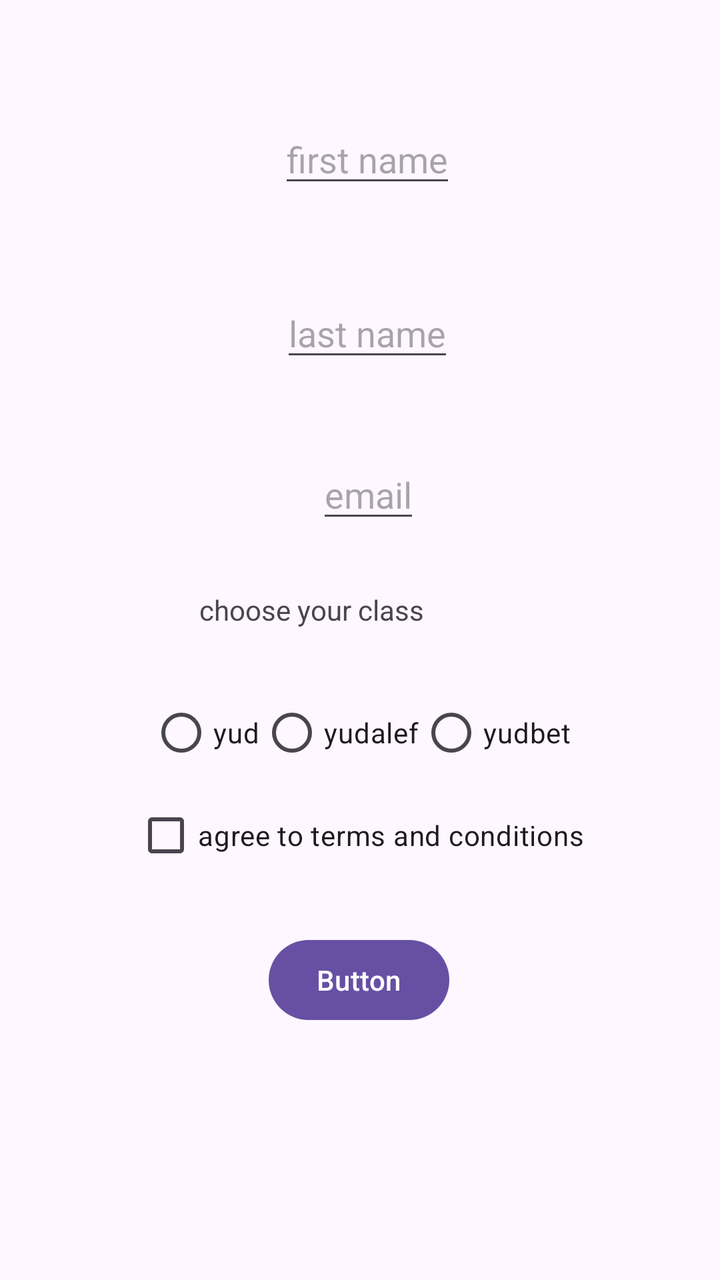
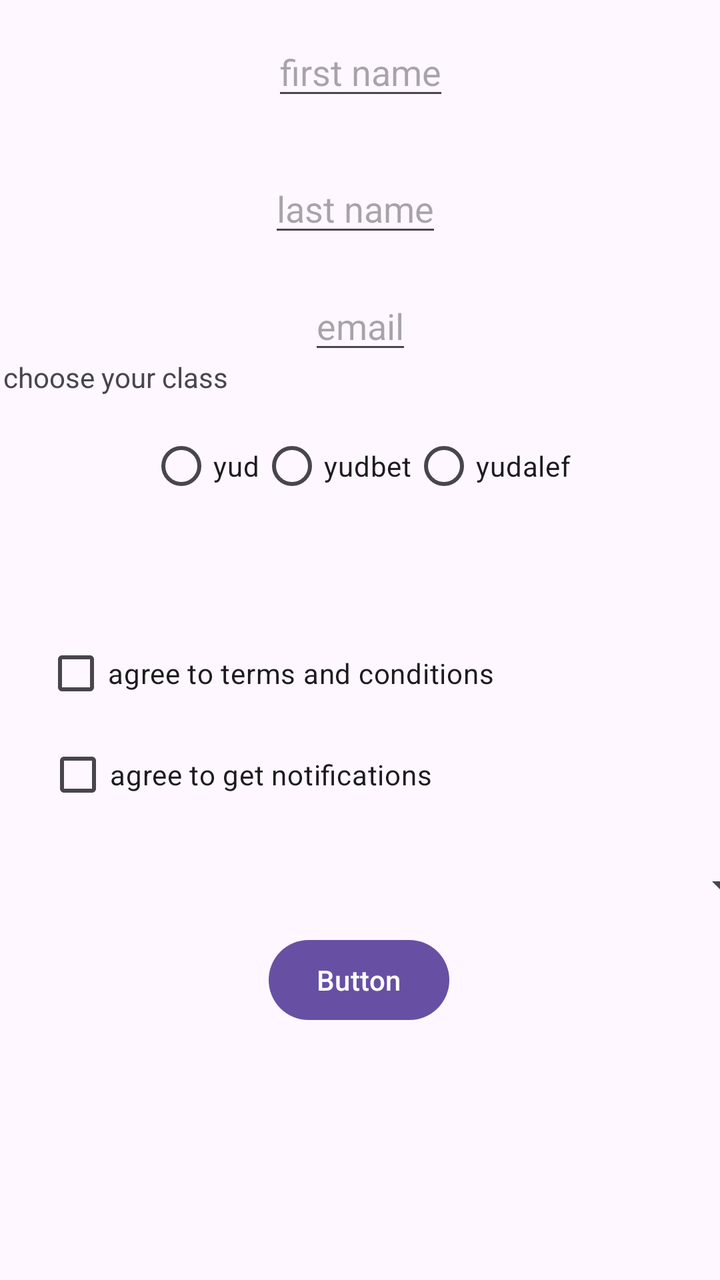

Compare the two renders of this Android layout. The source of the first and the diff that turns it into the second are given below.
<!-- AndroidManifest.xml: application theme Theme.MyApplication -->
<!-- res/layout/activity_main.xml -->
<?xml version="1.0" encoding="utf-8"?>
<androidx.constraintlayout.widget.ConstraintLayout xmlns:android="http://schemas.android.com/apk/res/android"
    xmlns:app="http://schemas.android.com/apk/res-auto"
    xmlns:tools="http://schemas.android.com/tools"
    android:id="@+id/main"
    android:layout_width="match_parent"
    android:layout_height="match_parent"
    tools:context=".MainActivity">

    <TextView
        android:id="@+id/textView"
        android:layout_width="wrap_content"
        android:layout_height="wrap_content"
        android:visibility="gone"
        app:layout_constraintBottom_toBottomOf="parent"
        app:layout_constraintEnd_toEndOf="@+id/button"
        app:layout_constraintHorizontal_bias="0.0"
        app:layout_constraintStart_toStartOf="@+id/button"
        app:layout_constraintTop_toBottomOf="@+id/button"
        app:layout_constraintVertical_bias="0.468" />

    <TextView
        android:id="@+id/textView1"
        android:layout_width="160dp"
        android:layout_height="48dp"
        android:text="choose your class"
        android:visibility="visible"
        app:layout_constraintBottom_toBottomOf="parent"
        app:layout_constraintEnd_toEndOf="parent"
        app:layout_constraintHorizontal_bias="0.498"
        app:layout_constraintStart_toStartOf="parent"
        app:layout_constraintTop_toTopOf="parent"
        app:layout_constraintVertical_bias="0.499" />

    <EditText
        android:id="@+id/edittext1"
        android:layout_width="wrap_content"
        android:layout_height="wrap_content"
        android:hint="first name"
        app:layout_constraintBottom_toBottomOf="parent"
        app:layout_constraintEnd_toEndOf="parent"
        app:layout_constraintHorizontal_bias="0.513"
        app:layout_constraintStart_toStartOf="parent"
        app:layout_constraintTop_toTopOf="parent"
        app:layout_constraintVertical_bias="0.096" />

    <EditText
        android:id="@+id/edittext2"
        android:layout_width="wrap_content"
        android:layout_height="wrap_content"
        android:hint="last name"
        app:layout_constraintBottom_toBottomOf="parent"
        app:layout_constraintEnd_toEndOf="parent"
        app:layout_constraintHorizontal_bias="0.513"
        app:layout_constraintStart_toStartOf="parent"
        app:layout_constraintTop_toTopOf="parent"
        app:layout_constraintVertical_bias="0.241" />

    <EditText
        android:id="@+id/edittext3"
        android:layout_width="wrap_content"
        android:layout_height="wrap_content"
        android:hint="email"
        app:layout_constraintBottom_toBottomOf="parent"
        app:layout_constraintEnd_toEndOf="parent"
        app:layout_constraintHorizontal_bias="0.513"
        app:layout_constraintStart_toStartOf="parent"
        app:layout_constraintTop_toTopOf="parent"
        app:layout_constraintVertical_bias="0.376" />

    <Button
        android:id="@+id/button"
        android:layout_width="wrap_content"
        android:layout_height="wrap_content"
        android:text="Button"
        app:layout_constraintBottom_toBottomOf="parent"
        app:layout_constraintEnd_toEndOf="parent"
        app:layout_constraintHorizontal_bias="0.498"
        app:layout_constraintStart_toStartOf="parent"
        app:layout_constraintTop_toTopOf="parent"
        app:layout_constraintVertical_bias="0.787" />

    <RadioGroup
        android:id="@+id/radioGroup"
        android:layout_width="wrap_content"
        android:layout_height="wrap_content"
        android:orientation="horizontal"
        app:layout_constraintBottom_toTopOf="@+id/button"
        app:layout_constraintEnd_toEndOf="parent"
        app:layout_constraintStart_toStartOf="parent"
        app:layout_constraintTop_toBottomOf="@+id/edittext3">

        <RadioButton
            android:layout_width="wrap_content"
            android:layout_height="wrap_content"
            android:text="@string/yud" />

        <RadioButton
            android:layout_width="wrap_content"
            android:layout_height="wrap_content"
            android:text="@string/yudalef" />

        <RadioButton
            android:layout_width="wrap_content"
            android:layout_height="wrap_content"
            android:text="@string/yudbet" />
    </RadioGroup>

    <CheckBox
        android:id="@+id/checkBox"
        android:layout_width="wrap_content"
        android:layout_height="wrap_content"
        android:text="@string/agree_to_terms"
        app:layout_constraintBottom_toBottomOf="parent"
        app:layout_constraintEnd_toEndOf="parent"
        app:layout_constraintHorizontal_bias="0.497"
        app:layout_constraintStart_toStartOf="parent"
        app:layout_constraintTop_toTopOf="parent"
        app:layout_constraintVertical_bias="0.665" />


</androidx.constraintlayout.widget.ConstraintLayout>
<!-- resources referenced by this layout -->
<resources>
  <string name="agree_to_terms">agree to terms and conditions</string>
  <string name="yud">yud</string>
  <string name="yudalef">yudalef</string>
  <string name="yudbet">yudbet</string>
  <style name="Theme.MyApplication" parent="Base.Theme.MyApplication" />
  <style name="Base.Theme.MyApplication" parent="Theme.Material3.DayNight.NoActionBar">
          
          
      </style>
</resources>

<!-- the commit's change to res/layout/activity_main.xml (unified diff, before → after) -->
@@ -8,29 +8,29 @@
     tools:context=".MainActivity">
 
     <TextView
+        android:id="@+id/textView1"
+        android:layout_width="wrap_content"
+        android:layout_height="wrap_content"
+        android:visibility="invisible"
+        app:layout_constraintBottom_toBottomOf="parent"
+        app:layout_constraintEnd_toEndOf="parent"
+        app:layout_constraintHorizontal_bias="0.201"
+        app:layout_constraintStart_toStartOf="parent"
+        app:layout_constraintTop_toTopOf="parent"
+        app:layout_constraintVertical_bias="0.86" />
+
+    <TextView
         android:id="@+id/textView"
         android:layout_width="wrap_content"
         android:layout_height="wrap_content"
-        android:visibility="gone"
-        app:layout_constraintBottom_toBottomOf="parent"
-        app:layout_constraintEnd_toEndOf="@+id/button"
-        app:layout_constraintHorizontal_bias="0.0"
-        app:layout_constraintStart_toStartOf="@+id/button"
-        app:layout_constraintTop_toBottomOf="@+id/button"
-        app:layout_constraintVertical_bias="0.468" />
-
-    <TextView
-        android:id="@+id/textView1"
-        android:layout_width="160dp"
-        android:layout_height="48dp"
         android:text="choose your class"
         android:visibility="visible"
         app:layout_constraintBottom_toBottomOf="parent"
         app:layout_constraintEnd_toEndOf="parent"
-        app:layout_constraintHorizontal_bias="0.498"
+        app:layout_constraintHorizontal_bias="0.007"
         app:layout_constraintStart_toStartOf="parent"
         app:layout_constraintTop_toTopOf="parent"
-        app:layout_constraintVertical_bias="0.499" />
+        app:layout_constraintVertical_bias="0.288" />
 
     <EditText
         android:id="@+id/edittext1"
@@ -39,10 +39,10 @@
         android:hint="first name"
         app:layout_constraintBottom_toBottomOf="parent"
         app:layout_constraintEnd_toEndOf="parent"
-        app:layout_constraintHorizontal_bias="0.513"
+        app:layout_constraintHorizontal_bias="0.501"
         app:layout_constraintStart_toStartOf="parent"
         app:layout_constraintTop_toTopOf="parent"
-        app:layout_constraintVertical_bias="0.096" />
+        app:layout_constraintVertical_bias="0.023" />
 
     <EditText
         android:id="@+id/edittext2"
@@ -51,10 +51,10 @@
         android:hint="last name"
         app:layout_constraintBottom_toBottomOf="parent"
         app:layout_constraintEnd_toEndOf="parent"
-        app:layout_constraintHorizontal_bias="0.513"
+        app:layout_constraintHorizontal_bias="0.492"
         app:layout_constraintStart_toStartOf="parent"
         app:layout_constraintTop_toTopOf="parent"
-        app:layout_constraintVertical_bias="0.241" />
+        app:layout_constraintVertical_bias="0.137" />
 
     <EditText
         android:id="@+id/edittext3"
@@ -63,10 +63,9 @@
         android:hint="email"
         app:layout_constraintBottom_toBottomOf="parent"
         app:layout_constraintEnd_toEndOf="parent"
-        app:layout_constraintHorizontal_bias="0.513"
         app:layout_constraintStart_toStartOf="parent"
         app:layout_constraintTop_toTopOf="parent"
-        app:layout_constraintVertical_bias="0.376" />
+        app:layout_constraintVertical_bias="0.235" />
 
     <Button
         android:id="@+id/button"
@@ -88,22 +87,30 @@
         app:layout_constraintBottom_toTopOf="@+id/button"
         app:layout_constraintEnd_toEndOf="parent"
         app:layout_constraintStart_toStartOf="parent"
-        app:layout_constraintTop_toBottomOf="@+id/edittext3">
+        app:layout_constraintTop_toTopOf="parent">
 
         <RadioButton
             android:layout_width="wrap_content"
             android:layout_height="wrap_content"
-            android:text="@string/yud" />
+            android:text="@string/yud"
+            tools:layout_editor_absoluteX="169dp"
+            tools:layout_editor_absoluteY="281dp" />
 
         <RadioButton
             android:layout_width="wrap_content"
             android:layout_height="wrap_content"
-            android:text="@string/yudalef" />
+            android:text="@string/yudbet"
+            tools:layout_editor_absoluteX="224dp"
+            tools:layout_editor_absoluteY="281dp" />
 
         <RadioButton
             android:layout_width="wrap_content"
             android:layout_height="wrap_content"
-            android:text="@string/yudbet" />
+            android:text="@string/yudalef"
+            tools:layout_editor_absoluteX="89dp"
+            tools:layout_editor_absoluteY="281dp" />
+
+
     </RadioGroup>
 
     <CheckBox
@@ -113,10 +120,33 @@
         android:text="@string/agree_to_terms"
         app:layout_constraintBottom_toBottomOf="parent"
         app:layout_constraintEnd_toEndOf="parent"
-        app:layout_constraintHorizontal_bias="0.497"
+        app:layout_constraintHorizontal_bias="0.162"
         app:layout_constraintStart_toStartOf="parent"
         app:layout_constraintTop_toTopOf="parent"
-        app:layout_constraintVertical_bias="0.665" />
+        app:layout_constraintVertical_bias="0.528" />
+
+    <Spinner
+        android:id="@+id/spinner"
+        android:layout_width="385dp"
+        android:layout_height="38dp"
+        app:layout_constraintBottom_toBottomOf="parent"
+        app:layout_constraintEnd_toEndOf="parent"
+        app:layout_constraintHorizontal_bias="0.0"
+        app:layout_constraintStart_toStartOf="parent"
+        app:layout_constraintTop_toTopOf="parent"
+        app:layout_constraintVertical_bias="0.704" />
+
+    <CheckBox
+        android:id="@+id/checkBox2"
+        android:layout_width="wrap_content"
+        android:layout_height="wrap_content"
+        android:text="agree to get notifications"
+        app:layout_constraintBottom_toBottomOf="parent"
+        app:layout_constraintEnd_toEndOf="parent"
+        app:layout_constraintHorizontal_bias="0.138"
+        app:layout_constraintStart_toStartOf="parent"
+        app:layout_constraintTop_toTopOf="parent"
+        app:layout_constraintVertical_bias="0.614" />
 
 
 </androidx.constraintlayout.widget.ConstraintLayout>
